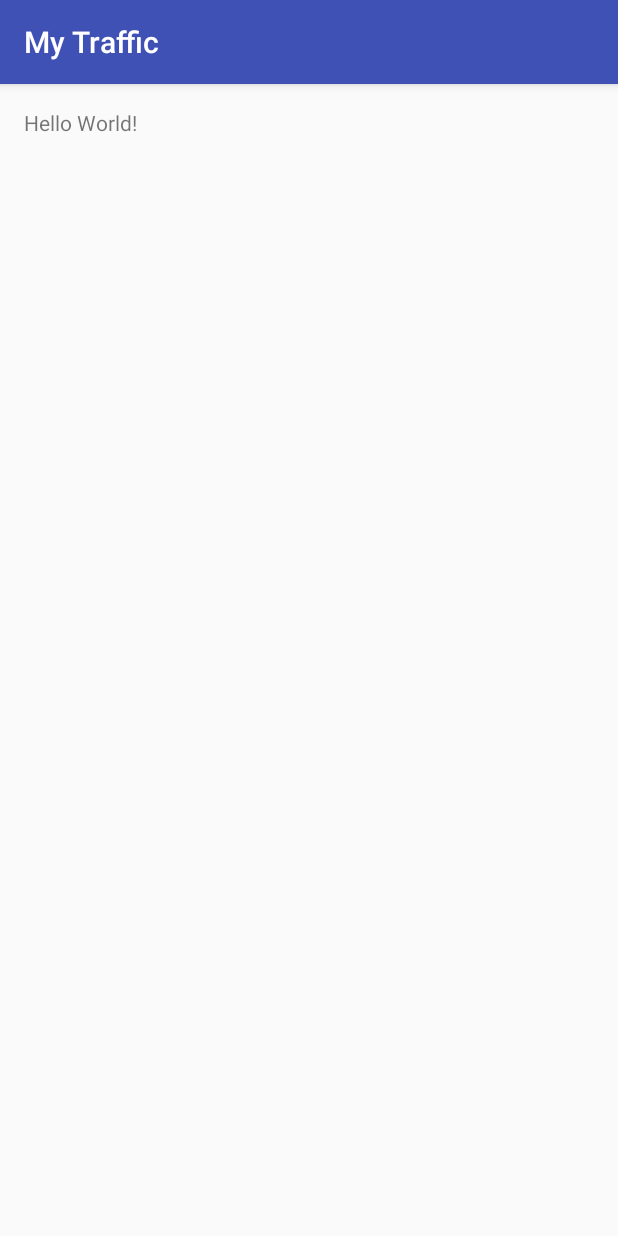
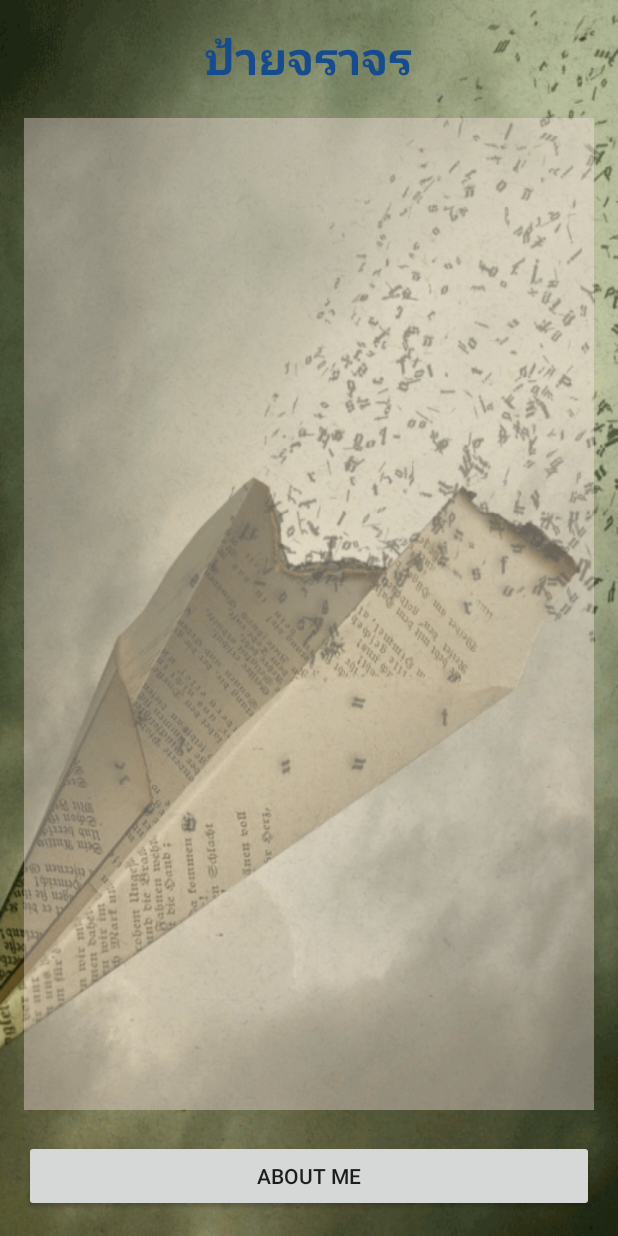
Before and after one commit to phawinee/My-Trattic, an Android app: the screen it shows after launch (MainActivity), on a phone screen of 412 x 824 dp. Run offline under Robolectric (Android 15) with nearby library versions, the phone set to English and light mode, and no system bars.

Commit message:
Design Ui Main

```diff
--- a/app/src/main/res/layout/activity_main.xml
+++ b/app/src/main/res/layout/activity_main.xml
@@ -7,10 +7,38 @@
     android:paddingLeft="@dimen/activity_horizontal_margin"
     android:paddingRight="@dimen/activity_horizontal_margin"
     android:paddingTop="@dimen/activity_vertical_margin"
-    tools:context="tak.phawinee.mytraffic.MainActivity">
+    tools:context="tak.phawinee.mytraffic.MainActivity"
+    android:background="@drawable/bg10">
 
     <TextView
         android:layout_width="wrap_content"
         android:layout_height="wrap_content"
-        android:text="Hello World!" />
+        android:text="@string/title_main"
+        android:id="@+id/textView"
+        android:textSize="@dimen/h1"
+        android:textStyle="bold"
+        android:layout_centerHorizontal="true"
+        android:allowUndo="false"
+        android:textColor="@color/text" />
+
+    <Button
+        android:layout_width="match_parent"
+        android:layout_height="wrap_content"
+        android:id="@+id/button"
+        android:layout_alignParentBottom="true"
+        android:layout_alignParentTop="false"
+        android:layout_alignParentLeft="false"
+        android:layout_alignParentRight="false"
+        android:layout_alignWithParentIfMissing="false"
+        android:text="ABOUT ME" />
+
+    <ListView
+        android:layout_width="wrap_content"
+        android:layout_height="wrap_content"
+        android:id="@+id/listView"
+        android:layout_below="@+id/textView"
+        android:layout_above="@+id/button"
+        android:layout_marginTop="20dp"
+        android:layout_marginBottom="20dp"
+        android:background="#64fae4e4" />
 </RelativeLayout>
--- a/app/src/main/res/values-w820dp/dimens.xml
+++ b/app/src/main/res/values-w820dp/dimens.xml
@@ -3,4 +3,7 @@
          (such as screen margins) for screens with more than 820dp of available width. This
          would include 7" and 10" devices in landscape (~960dp and ~1280dp respectively). -->
     <dimen name="activity_horizontal_margin">64dp</dimen>
+
+
+
 </resources>
--- a/app/src/main/res/values/colors.xml
+++ b/app/src/main/res/values/colors.xml
@@ -3,4 +3,7 @@
     <color name="colorPrimary">#3F51B5</color>
     <color name="colorPrimaryDark">#303F9F</color>
     <color name="colorAccent">#FF4081</color>
+
+    <color name="text">#164c8d</color>
+
 </resources>
--- a/app/src/main/res/values/dimens.xml
+++ b/app/src/main/res/values/dimens.xml
@@ -2,4 +2,8 @@
     <!-- Default screen margins, per the Android Design guidelines. -->
     <dimen name="activity_horizontal_margin">16dp</dimen>
     <dimen name="activity_vertical_margin">16dp</dimen>
+
+    <dimen name="h1">30sp</dimen>
+    <dimen name="h2">20sp</dimen>
+
 </resources>
--- a/app/src/main/res/values/strings.xml
+++ b/app/src/main/res/values/strings.xml
@@ -1,3 +1,6 @@
 <resources>
     <string name="app_name">My Traffic</string>
+
+    <string name="title_main">ป้ายจราจร</string>
+
 </resources>
--- a/app/src/main/res/values/styles.xml
+++ b/app/src/main/res/values/styles.xml
@@ -1,7 +1,7 @@
 <resources>
 
     <!-- Base application theme. -->
-    <style name="AppTheme" parent="Theme.AppCompat.Light.DarkActionBar">
+    <style name="AppTheme" parent="Theme.AppCompat.Light.NoActionBar">
         <!-- Customize your theme here. -->
         <item name="colorPrimary">@color/colorPrimary</item>
         <item name="colorPrimaryDark">@color/colorPrimaryDark</item>
```
Also changed, not shown: app/src/main/res/drawable/bg10.png (added).
